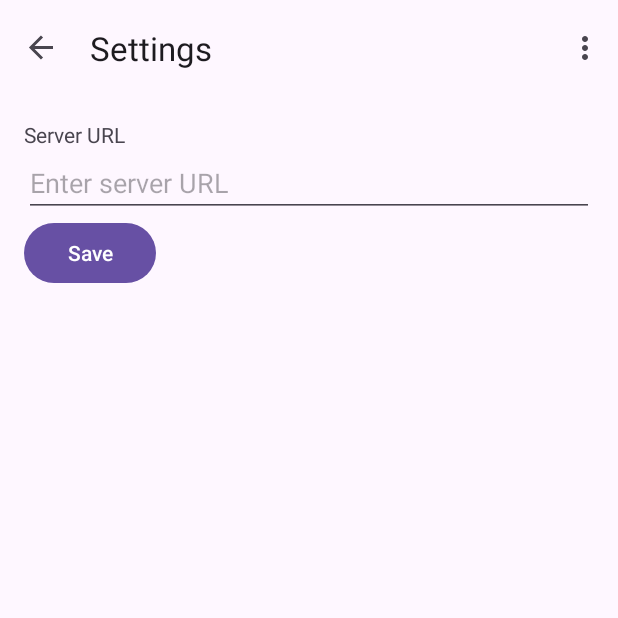
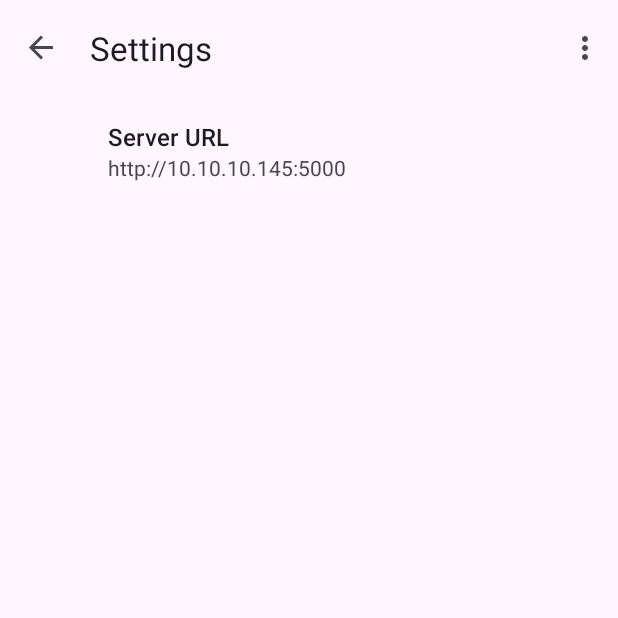
Before and after one commit to sashaiw/warehouse-experiment-app, an Android app built with Jetpack Compose: the SettingsFragment screen opened through its navigation route, on a phone screen of 412 x 824 dp, the top half of it. Run offline under Robolectric (Android 15) with nearby library versions, the phone set to English and light mode, and no system bars; our stand-ins replace androidx.preference, navigation-ui.

Commit message:
convert settings screen to to androidx.preference.PreferenceScreen

```diff
--- a/app/build.gradle.kts
+++ b/app/build.gradle.kts
@@ -68,7 +68,7 @@ dependencies {
     implementation(libs.androidx.activity)
 
     // Settings
-    // implementation("androidx.preference:preference-ktx:1.1.1")
+    implementation("androidx.preference:preference-ktx:1.2.1")
 
     // QR code stuff
     implementation("androidx.camera:camera-core:1.3.3")
@@ -79,6 +79,10 @@ dependencies {
     implementation("com.journeyapps:zxing-android-embedded:4.3.0")
     implementation("com.google.zxing:core:3.3.0")
 
+    // KTOR
+    implementation("io.ktor:ktor-client-core:2.3.11")
+    implementation("io.ktor:ktor-client-cio:2.3.11")
+
     testImplementation(libs.junit)
     androidTestImplementation(libs.androidx.junit)
     androidTestImplementation(libs.androidx.espresso.core)
--- a/app/src/main/java/com/example/warehouse/SettingsFragment.kt
+++ b/app/src/main/java/com/example/warehouse/SettingsFragment.kt
@@ -1,5 +1,6 @@
 package com.example.warehouse
 
+import android.content.Context
 import android.os.Bundle
 import androidx.fragment.app.Fragment
 import android.view.LayoutInflater
@@ -7,63 +8,11 @@ import android.view.View
 import android.view.ViewGroup
 import android.widget.Button
 import android.widget.EditText
+import android.widget.Toast
+import androidx.preference.PreferenceFragmentCompat
 
-// TODO: Rename parameter arguments, choose names that match
-// the fragment initialization parameters, e.g. ARG_ITEM_NUMBER
-private const val ARG_PARAM1 = "param1"
-private const val ARG_PARAM2 = "param2"
-
-/**
- * A simple [Fragment] subclass.
- * Use the [SettingsFragment.newInstance] factory method to
- * create an instance of this fragment.
- */
-class SettingsFragment : Fragment() {
-    // TODO: Rename and change types of parameters
-//    private var param1: String? = null
-//    private var param2: String? = null
-
-    private lateinit var serverUrlEditText: EditText
-    private lateinit var saveButton: Button
-
-//    override fun onCreate(savedInstanceState: Bundle?) {
-//        super.onCreate(savedInstanceState)
-//        arguments?.let {
-//            param1 = it.getString(ARG_PARAM1)
-//            param2 = it.getString(ARG_PARAM2)
-//        }
-//    }
-
-    override fun onCreateView(
-        inflater: LayoutInflater, container: ViewGroup?,
-        savedInstanceState: Bundle?
-    ): View? {
-        // Inflate the layout for this fragment
-        val view = inflater.inflate(R.layout.fragment_settings, container, false)
-
-        serverUrlEditText = view.findViewById(R.id.serverUrlEditText);
-        saveButton = view.findViewById(R.id.saveButton);
-
-        return view;
-    }
-
-    companion object {
-        /**
-         * Use this factory method to create a new instance of
-         * this fragment using the provided parameters.
-         *
-         * @param param1 Parameter 1.
-         * @param param2 Parameter 2.
-         * @return A new instance of fragment SettingsFragment.
-         */
-        // TODO: Rename and change types and number of parameters
-        @JvmStatic
-        fun newInstance(param1: String, param2: String) =
-            SettingsFragment().apply {
-                arguments = Bundle().apply {
-                    putString(ARG_PARAM1, param1)
-                    putString(ARG_PARAM2, param2)
-                }
-            }
+class SettingsFragment : PreferenceFragmentCompat() {
+    override fun onCreatePreferences(savedInstanceState: Bundle?, rootKey: String?) {
+        setPreferencesFromResource(R.xml.preferences, rootKey)
     }
 }
--- a/app/src/main/res/values/strings.xml
+++ b/app/src/main/res/values/strings.xml
@@ -8,7 +8,7 @@
     <string name="settings_fragment_label">Settings</string>
     <string name="next">Next</string>
     <string name="previous">Previous</string>
-    <!-- TODO: Remove or change this placeholder text -->
-    <string name="hello_blank_fragment">Hello blank fragment</string>
     <string name="title_activity_qr">QrActivity</string>
+
+    <string name="server_url_key">server_url</string>
 </resources>
--- /dev/null
+++ b/app/src/main/res/xml/preferences.xml
@@ -0,0 +1,11 @@
+<?xml version="1.0" encoding="utf-8"?>
+<androidx.preference.PreferenceScreen xmlns:android="http://schemas.android.com/apk/res/android"
+    xmlns:app="http://schemas.android.com/apk/res-auto">
+    <EditTextPreference
+        android:key="server_url"
+        android:title="Server URL"
+        app:useSimpleSummaryProvider="true"
+        android:dialogTitle="Server URL"
+        android:dialogMessage="e.g. http://10.10.10.145:5000"
+        android:defaultValue="http://10.10.10.145:5000"/>
+</androidx.preference.PreferenceScreen>
```
